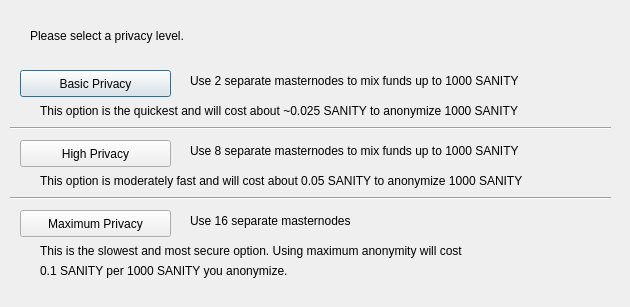
Above: src/qt/forms/darksendconfig.ui from sanatorium/dash before the change. Below: the same form after it.
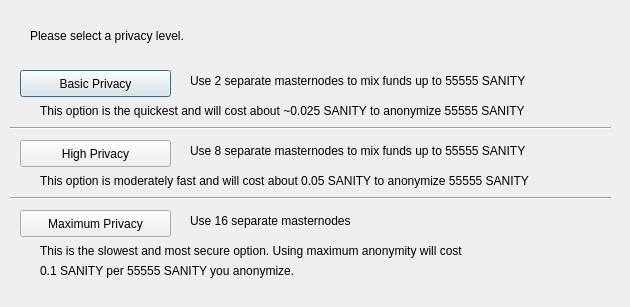
That is the form after the change.

Patch:
```diff
--- a/src/qt/forms/darksendconfig.ui
+++ b/src/qt/forms/darksendconfig.ui
@@ -75,7 +75,7 @@
     </rect>
    </property>
    <property name="text">
-    <string>Use 2 separate masternodes to mix funds up to 1000 SANITY</string>
+    <string>Use 2 separate masternodes to mix funds up to 55555 SANITY</string>
    </property>
   </widget>
   <widget class="QLabel" name="label_3">
@@ -88,7 +88,7 @@
     </rect>
    </property>
    <property name="text">
-    <string>Use 8 separate masternodes to mix funds up to 1000 SANITY</string>
+    <string>Use 8 separate masternodes to mix funds up to 55555 SANITY</string>
    </property>
   </widget>
   <widget class="QLabel" name="label_4">
@@ -114,7 +114,7 @@
     </rect>
    </property>
    <property name="text">
-    <string>This option is the quickest and will cost about ~0.025 SANITY to anonymize 1000 SANITY</string>
+    <string>This option is the quickest and will cost about ~0.025 SANITY to anonymize 55555 SANITY</string>
    </property>
   </widget>
   <widget class="QLabel" name="label_7">
@@ -127,7 +127,7 @@
     </rect>
    </property>
    <property name="text">
-    <string>This option is moderately fast and will cost about 0.05 SANITY to anonymize 1000 SANITY</string>
+    <string>This option is moderately fast and will cost about 0.05 SANITY to anonymize 55555 SANITY</string>
    </property>
   </widget>
   <widget class="QLabel" name="label_8">
@@ -153,7 +153,7 @@
     </rect>
    </property>
    <property name="text">
-    <string>0.1 SANITY per 1000 SANITY you anonymize.</string>
+    <string>0.1 SANITY per 55555 SANITY you anonymize.</string>
    </property>
   </widget>
   <widget class="Line" name="line">
```
